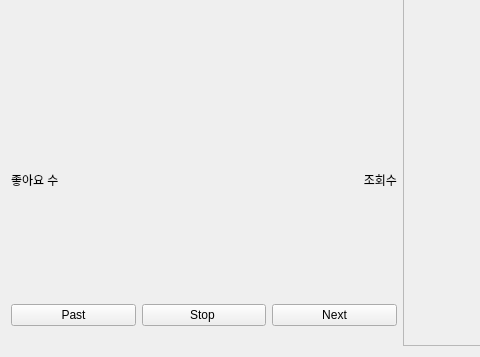
The window that widget.ui (fbqweasd/YouTube-Music-Player) describes before a commit, drawn with Qt 5; both pictures show x 0 to 480 and y 193 to 550 of the 800 by 550 pixel window.
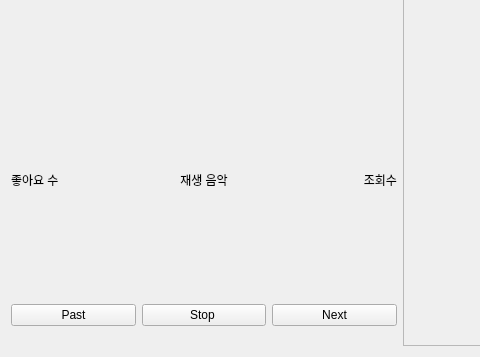
The same window after the commit.

Commit message: 메인 UI에 현재 재생 음악 이름 Label 추가

Diff of the .ui file:
```diff
--- a/widget.ui
+++ b/widget.ui
@@ -65,6 +65,16 @@
            </property>
           </widget>
          </item>
+         <item>
+          <widget class="QLabel" name="Play_name">
+           <property name="text">
+            <string>재생 음악</string>
+           </property>
+           <property name="alignment">
+            <set>Qt::AlignCenter</set>
+           </property>
+          </widget>
+         </item>
          <item>
           <widget class="QLabel" name="Like_num">
            <property name="text">
```
Left out of the diff: 2 changed lines with no effect on the pictures.
